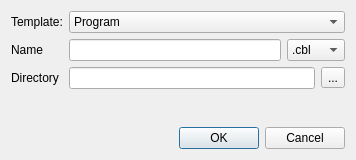
Before: the Qt Designer form forms/dlg_file_type.ui in OpenCobolIDE/OpenCobolIDE, drawn with Qt 5.
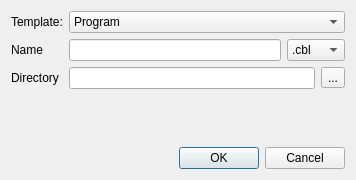
After: the same form once the commit is applied. Icons and pictures are not drawn.

Commit message: Add ability to create new .scb files

```diff
--- a/forms/dlg_file_type.ui
+++ b/forms/dlg_file_type.ui
@@ -7,7 +7,7 @@
     <x>0</x>
     <y>0</y>
     <width>356</width>
-    <height>160</height>
+    <height>180</height>
    </rect>
   </property>
   <property name="windowTitle">
```
Left out of the diff: 10 changed lines with no effect on the pictures. The commit also changes 2 other files.
